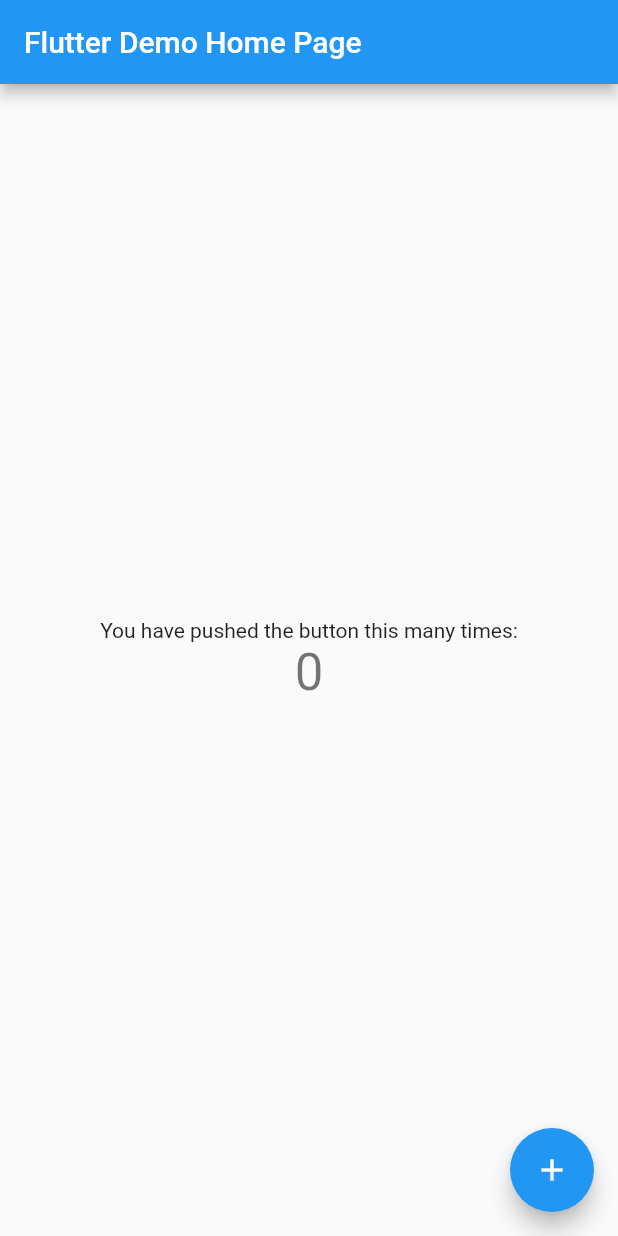
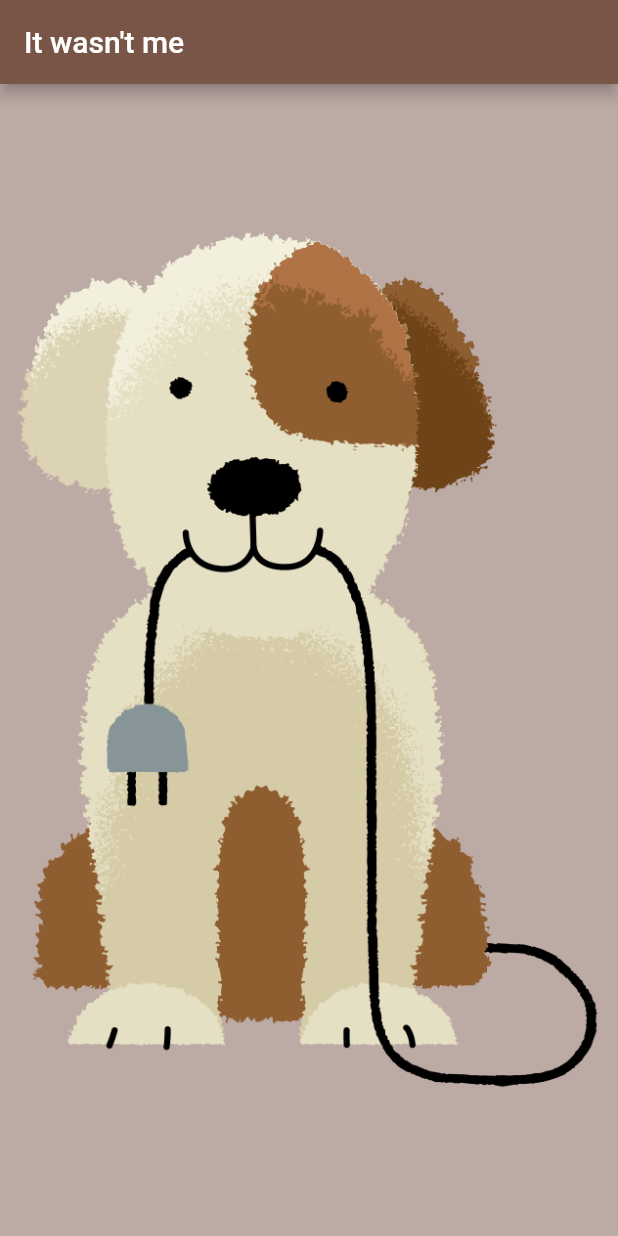
Before and after one commit to amy6/flutter_udemy, a Flutter app: the screen it shows after launch, on a phone screen of 412 x 824 dp. Run offline on Flutter 3.47's test engine with Material 2 defaults, Android fonts, the phone set to English and light mode, and no system bars.

Commit message:
update app with asset image and app icons

```diff
--- a/doggo_unplugged/lib/main.dart
+++ b/doggo_unplugged/lib/main.dart
@@ -1,111 +1,17 @@
 import 'package:flutter/material.dart';
 
-void main() => runApp(MyApp());
-
-class MyApp extends StatelessWidget {
-  // This widget is the root of your application.
-  @override
-  Widget build(BuildContext context) {
-    return MaterialApp(
-      title: 'Flutter Demo',
-      theme: ThemeData(
-        // This is the theme of your application.
-        //
-        // Try running your application with "flutter run". You'll see the
-        // application has a blue toolbar. Then, without quitting the app, try
-        // changing the primarySwatch below to Colors.green and then invoke
-        // "hot reload" (press "r" in the console where you ran "flutter run",
-        // or simply save your changes to "hot reload" in a Flutter IDE).
-        // Notice that the counter didn't reset back to zero; the application
-        // is not restarted.
-        primarySwatch: Colors.blue,
-      ),
-      home: MyHomePage(title: 'Flutter Demo Home Page'),
-    );
-  }
-}
-
-class MyHomePage extends StatefulWidget {
-  MyHomePage({Key key, this.title}) : super(key: key);
-
-  // This widget is the home page of your application. It is stateful, meaning
-  // that it has a State object (defined below) that contains fields that affect
-  // how it looks.
-
-  // This class is the configuration for the state. It holds the values (in this
-  // case the title) provided by the parent (in this case the App widget) and
-  // used by the build method of the State. Fields in a Widget subclass are
-  // always marked "final".
-
-  final String title;
-
-  @override
-  _MyHomePageState createState() => _MyHomePageState();
-}
-
-class _MyHomePageState extends State<MyHomePage> {
-  int _counter = 0;
-
-  void _incrementCounter() {
-    setState(() {
-      // This call to setState tells the Flutter framework that something has
-      // changed in this State, which causes it to rerun the build method below
-      // so that the display can reflect the updated values. If we changed
-      // _counter without calling setState(), then the build method would not be
-      // called again, and so nothing would appear to happen.
-      _counter++;
-    });
-  }
-
-  @override
-  Widget build(BuildContext context) {
-    // This method is rerun every time setState is called, for instance as done
-    // by the _incrementCounter method above.
-    //
-    // The Flutter framework has been optimized to make rerunning build methods
-    // fast, so that you can just rebuild anything that needs updating rather
-    // than having to individually change instances of widgets.
-    return Scaffold(
-      appBar: AppBar(
-        // Here we take the value from the MyHomePage object that was created by
-        // the App.build method, and use it to set our appbar title.
-        title: Text(widget.title),
-      ),
-      body: Center(
-        // Center is a layout widget. It takes a single child and positions it
-        // in the middle of the parent.
-        child: Column(
-          // Column is also layout widget. It takes a list of children and
-          // arranges them vertically. By default, it sizes itself to fit its
-          // children horizontally, and tries to be as tall as its parent.
-          //
-          // Invoke "debug painting" (press "p" in the console, choose the
-          // "Toggle Debug Paint" action from the Flutter Inspector in Android
-          // Studio, or the "Toggle Debug Paint" command in Visual Studio Code)
-          // to see the wireframe for each widget.
-          //
-          // Column has various properties to control how it sizes itself and
-          // how it positions its children. Here we use mainAxisAlignment to
-          // center the children vertically; the main axis here is the vertical
-          // axis because Columns are vertical (the cross axis would be
-          // horizontal).
-          mainAxisAlignment: MainAxisAlignment.center,
-          children: <Widget>[
-            Text(
-              'You have pushed the button this many times:',
-            ),
-            Text(
-              '$_counter',
-              style: Theme.of(context).textTheme.display1,
-            ),
-          ],
+void main() => runApp(MaterialApp(
+  debugShowCheckedModeBanner: false,
+      home: Scaffold(
+        backgroundColor: Colors.brown[200],
+        appBar: AppBar(
+          title: Text(
+            'It wasn\'t me',
+          ),
+          backgroundColor: Colors.brown,
+        ),
+        body: Center(
+          child: Image.asset('images/dog.png'),
         ),
       ),
-      floatingActionButton: FloatingActionButton(
-        onPressed: _incrementCounter,
-        tooltip: 'Increment',
-        child: Icon(Icons.add),
-      ), // This trailing comma makes auto-formatting nicer for build methods.
-    );
-  }
-}
+    ));
--- a/doggo_unplugged/pubspec.yaml
+++ b/doggo_unplugged/pubspec.yaml
@@ -41,8 +41,8 @@ flutter:
   uses-material-design: true
 
   # To add assets to your application, add an assets section, like this:
-  # assets:
-  #  - images/a_dot_burr.jpeg
+  assets:
+    - images/dog.png
   #  - images/a_dot_ham.jpeg
 
   # An image asset can refer to one or more resolution-specific "variants", see
```
Also changed, not shown: doggo_unplugged/images/dog.png (added), 39 other files.
